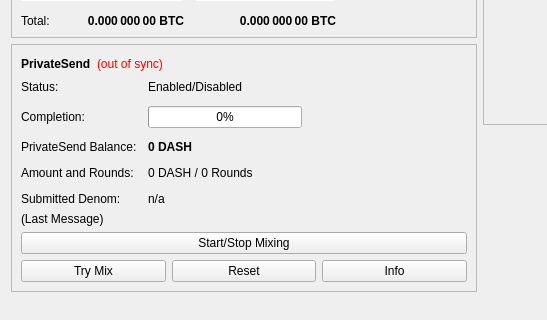
codeclock/dash, file src/qt/forms/overviewpage.ui: the form before one commit; both pictures show x 0 to 547 and y 178 to 498 of the 960 by 585 pixel window.
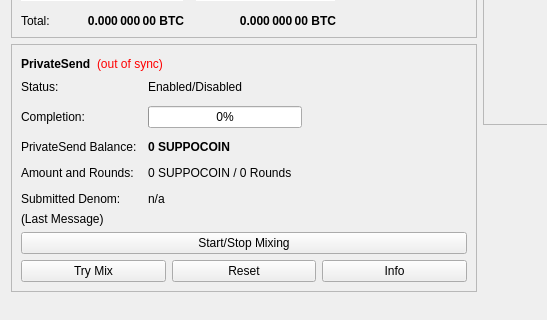
The form after the commit.

Commit message: x DASH -> x SUPPOCOIN

```diff
--- a/src/qt/forms/overviewpage.ui
+++ b/src/qt/forms/overviewpage.ui
@@ -514,7 +514,7 @@
                </font>
               </property>
               <property name="text">
-               <string notr="true">0 DASH</string>
+               <string notr="true">0 SUPPOCOIN</string>
               </property>
              </widget>
             </item>
@@ -528,7 +528,7 @@
             <item row="3" column="1">
              <widget class="QLabel" name="labelAmountRounds">
               <property name="text">
-               <string>0 DASH / 0 Rounds</string>
+               <string>0 SUPPOCOIN / 0 Rounds</string>
               </property>
              </widget>
             </item>
```
The commit also changes 30 other files.
